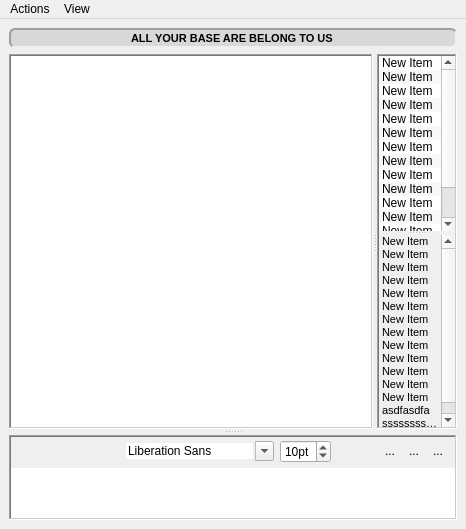
First picture: the form in py/gui/chatwindow_auto.ui, repository mnunberg/yobot, before the edit.
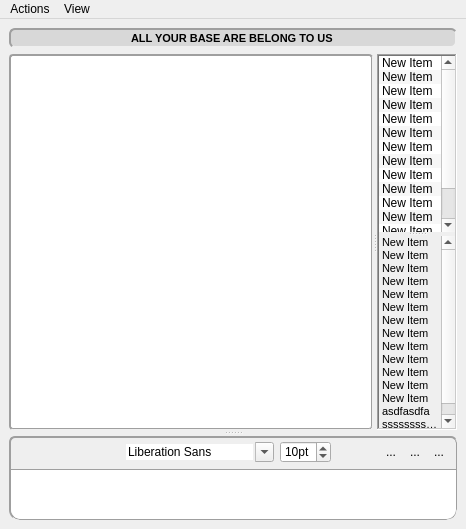
Second picture: the form after the edit. Icons and pictures are not drawn.

Commit message:
Mainly GUI/style settings
provided nice rounded corners for the chat window.. also did some more
support for getting emotes to work, tidied up the code a bit, some
utility functions (mainly gui) have been added, and an attempt has been
made at adding symmetry to the got/send msg code in the chat window.

Patch:
```diff
--- a/py/gui/chatwindow_auto.ui
+++ b/py/gui/chatwindow_auto.ui
@@ -73,18 +73,21 @@
            <property name="acceptDrops">
             <bool>false</bool>
            </property>
+           <property name="styleSheet">
+            <string notr="true">QTextEdit {
+background:palette(base);
+border-radius:4px;
+border:2px inset palette(dark);
+border-bottom-style: groove;
+border-right-style:groove;
+}</string>
+           </property>
            <property name="frameShape">
             <enum>QFrame::WinPanel</enum>
            </property>
            <property name="frameShadow">
             <enum>QFrame::Sunken</enum>
            </property>
-           <property name="lineWidth">
-            <number>1</number>
-           </property>
-           <property name="midLineWidth">
-            <number>0</number>
-           </property>
            <property name="horizontalScrollBarPolicy">
             <enum>Qt::ScrollBarAlwaysOff</enum>
            </property>
@@ -390,6 +393,22 @@
          <verstretch>1</verstretch>
         </sizepolicy>
        </property>
+       <property name="styleSheet">
+        <string notr="true">QFrame#w_inputframe_2 {
+border: 2px inset palette(dark);
+border-radius:6px;
+border-bottom: 1px groove palette(dark);
+border-right:1px groove palette(dark);
+}
+QFrame#w_inputframe_2, QTextEdit {
+border-bottom-right-radius:10px;
+border-bottom-left-radius:10px;
+}
+#input {
+background: palette(base);
+border-top: 1px groove palette(dark);
+}</string>
+       </property>
        <property name="frameShape">
         <enum>QFrame::WinPanel</enum>
        </property>
@@ -817,6 +836,9 @@
             <height>1</height>
            </size>
           </property>
+          <property name="styleSheet">
+           <string notr="true"/>
+          </property>
           <property name="frameShape">
            <enum>QFrame::NoFrame</enum>
           </property>
```
The commit also changes 3 other files.
